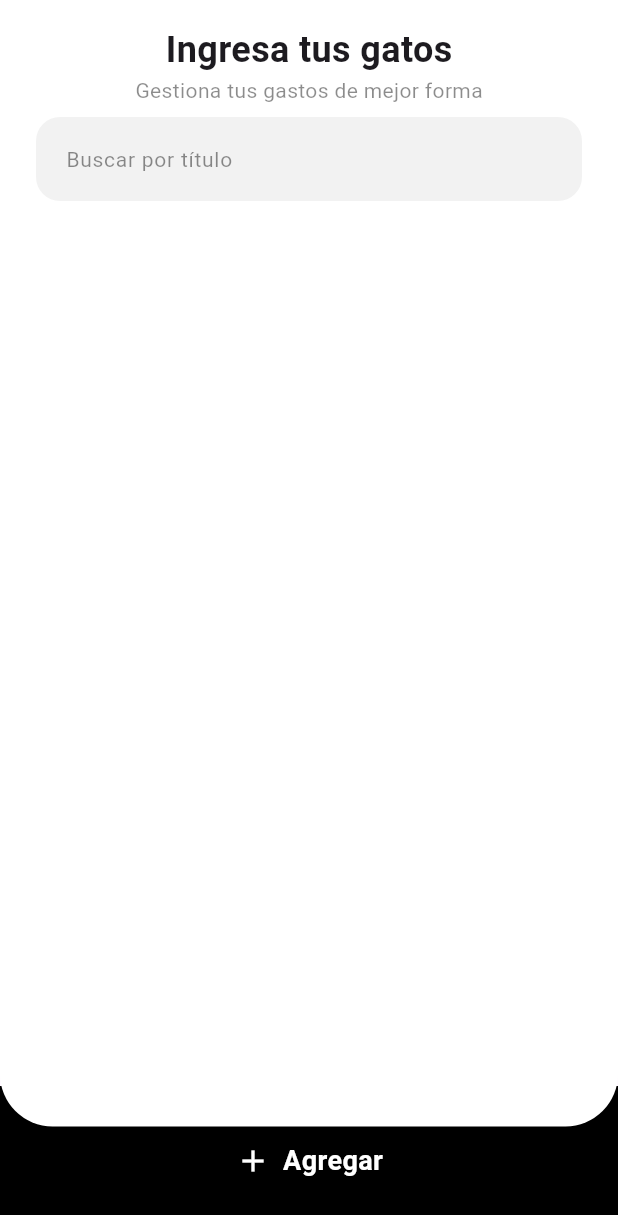
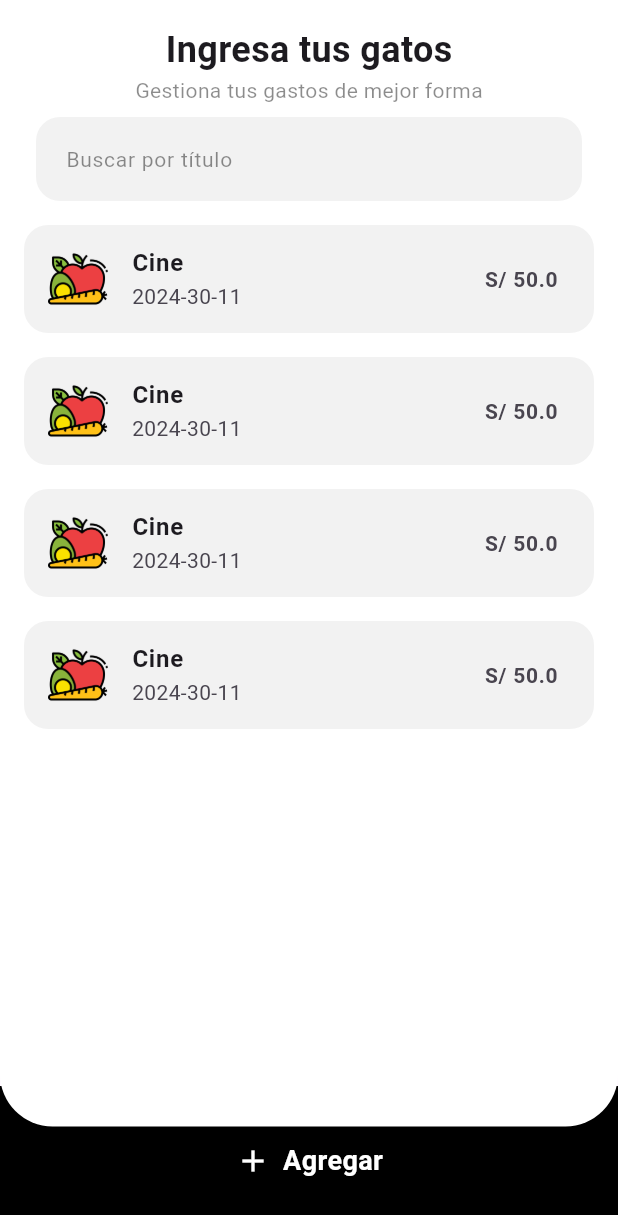
Before and after one commit to fr4nsgallegos/gastosappg10, a Flutter app: the screen it shows after launch, on a phone screen of 412 x 824 dp. Shown: the top 1215 px of the screen. Run offline on Flutter 3.47's test engine with Material 3 defaults, Android fonts, the phone set to English and light mode, and no system bars.

Commit message:
item gasto

```diff
--- a/lib/pages/home_page.dart
+++ b/lib/pages/home_page.dart
@@ -71,6 +71,9 @@ class HomePage extends StatelessWidget {
                         ),
                         BusquedaWidget(),
                         ItemGastoWidget(),
+                        ItemGastoWidget(),
+                        ItemGastoWidget(),
+                        ItemGastoWidget(),
                       ],
                     ),
                   ),
--- a/lib/widgets/item_gasto_widget.dart
+++ b/lib/widgets/item_gasto_widget.dart
@@ -5,6 +5,39 @@ class ItemGastoWidget extends StatelessWidget {
 
   @override
   Widget build(BuildContext context) {
-    return ListTile();
+    return Container(
+      margin: EdgeInsets.symmetric(vertical: 8),
+      decoration: BoxDecoration(
+        color: Colors.black.withOpacity(0.05),
+        borderRadius: BorderRadius.circular(16),
+      ),
+      child: ListTile(
+        title: Text(
+          "Cine",
+          style: TextStyle(
+            fontSize: 16,
+            fontWeight: FontWeight.w700,
+          ),
+        ),
+        subtitle: Text(
+          "2024-30-11",
+          style: TextStyle(
+            fontWeight: FontWeight.w400,
+          ),
+        ),
+        trailing: Text(
+          "S/ 50.0",
+          style: TextStyle(
+            fontSize: 14,
+            fontWeight: FontWeight.w700,
+          ),
+        ),
+        leading: Image.asset(
+          "assets/images/alimentos.webp",
+          width: 40,
+          height: 40,
+        ),
+      ),
+    );
   }
 }
--- a/pubspec.yaml
+++ b/pubspec.yaml
@@ -60,7 +60,7 @@ flutter:
 
   # To add assets to your application, add an assets section, like this:
   assets:
-    - asstes/images/
+    - assets/images/
   #   - images/a_dot_ham.jpeg
 
   # An image asset can refer to one or more resolution-specific "variants", see
```
